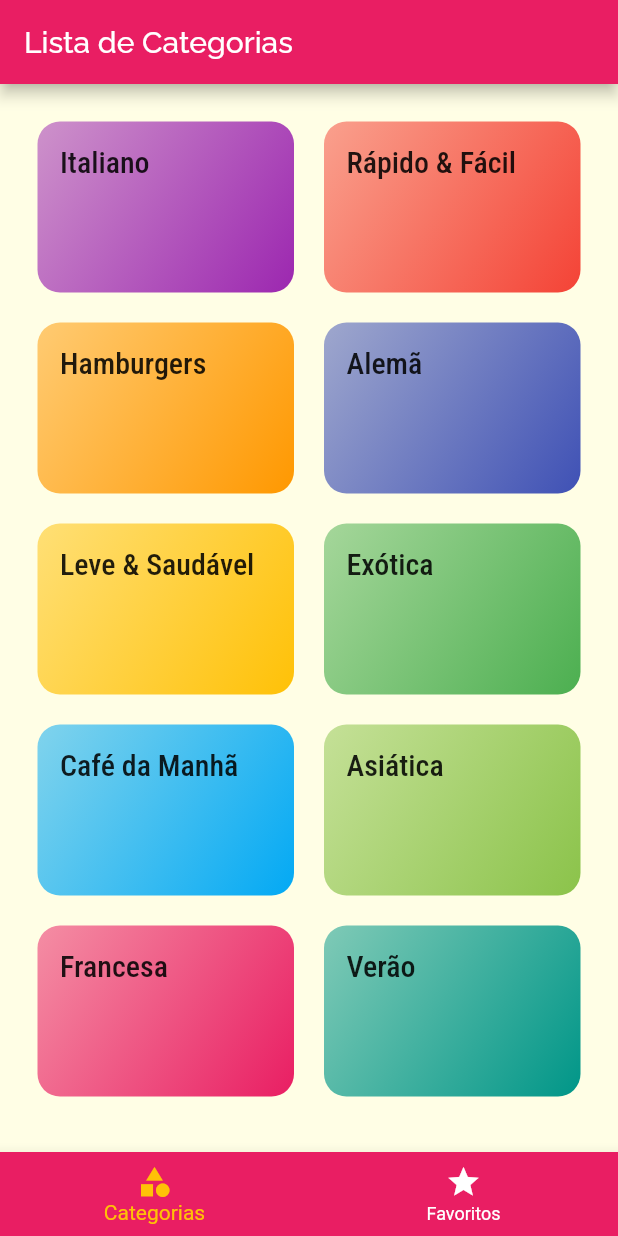
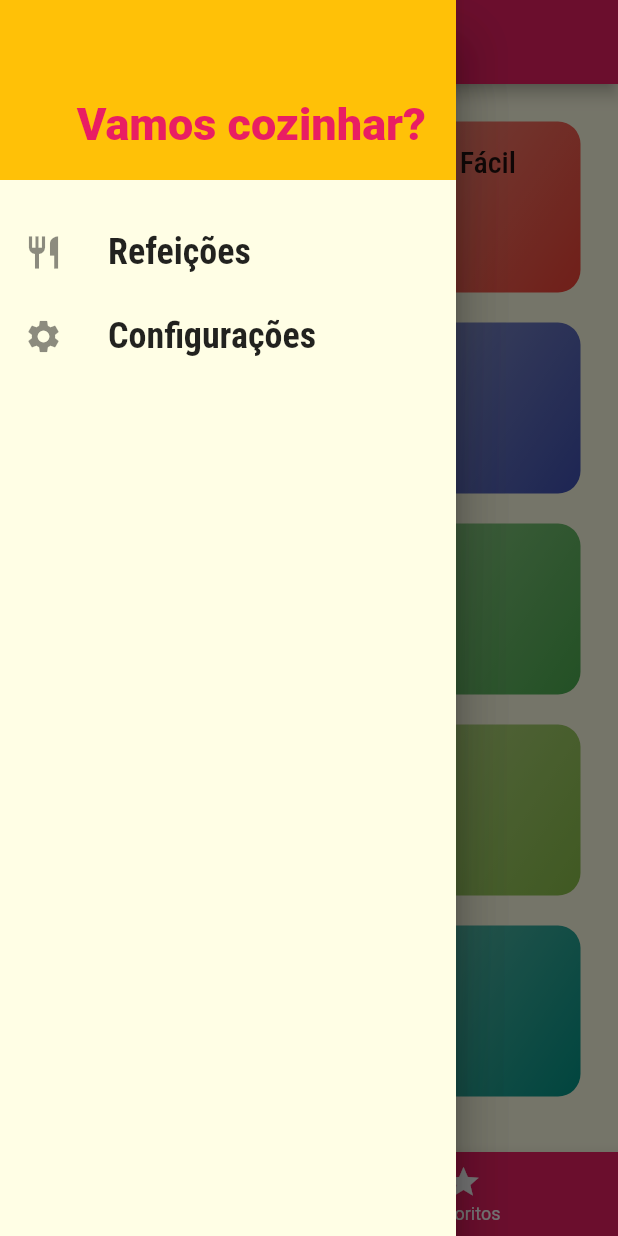
Before and after one commit to hartmannm/curso-flutter, a Flutter app: the screen it shows after launch, with the side drawer open (before the commit the screen has no drawer), on a phone screen of 412 x 824 dp. Run offline on Flutter 3.47's test engine with Material 2 defaults, Android fonts, the phone set to English and light mode, and no system bars.

Commit message:
Criado drawer
- Criado drawer para navegação
- Criada tela básica de configurações

```diff
--- /dev/null
+++ b/meals/lib/components/main_drawer.dart
@@ -0,0 +1,58 @@
+import 'package:flutter/material.dart';
+import 'package:meals/utils/app_routes.dart';
+
+class MainDrawer extends StatelessWidget {
+  @override
+  Widget build(BuildContext context) {
+    return Drawer(
+      child: Column(
+        children: <Widget>[
+          Container(
+            height: 120,
+            width: double.infinity,
+            padding: const EdgeInsets.all(20),
+            color: Theme.of(context).accentColor,
+            alignment: Alignment.bottomRight,
+            child: Text(
+              'Vamos cozinhar?',
+              style: TextStyle(
+                fontWeight: FontWeight.w900,
+                fontSize: 30,
+                color: Theme.of(context).primaryColor,
+              ),
+            ),
+          ),
+          SizedBox(height: 20),
+          _createItem(
+            Icons.restaurant,
+            'Refeições',
+            () => Navigator.of(context).pushReplacementNamed(AppRoutes.HOME),
+          ),
+          _createItem(
+            Icons.settings,
+            'Configurações',
+            () => Navigator.of(context).pushReplacementNamed(AppRoutes.SETTINGS)
+          ),
+        ],
+      ),
+    );
+  }
+
+  Widget _createItem(IconData icon, String label, VoidCallback onTap) {
+    return ListTile(
+      leading: Icon(
+        icon,
+        size: 26,
+      ),
+      title: Text(
+        label,
+        style: TextStyle(
+          fontFamily: 'RobotoCondensed',
+          fontSize: 24,
+          fontWeight: FontWeight.bold,
+        ),
+      ),
+      onTap: onTap,
+    );
+  }
+}
--- a/meals/lib/main.dart
+++ b/meals/lib/main.dart
@@ -1,7 +1,7 @@
 import 'package:flutter/material.dart';
 import 'package:meals/screens/categories_meals_screen.dart';
-import 'package:meals/screens/categories_screen.dart';
 import 'package:meals/screens/meal_detail_screen.dart';
+import 'package:meals/screens/settings_screen.dart';
 import 'package:meals/screens/tabs_screen.dart';
 import 'package:meals/utils/app_routes.dart';
 
@@ -29,10 +29,10 @@ class MyApp extends StatelessWidget {
       routes: {
         AppRoutes.HOME: (_) => TabsScreen(),
         AppRoutes.CATEGORIES_MEALS: (_) => CategoriesMealsScreen(),
-        AppRoutes.MEAL_DETAIL: (_) => MealDetailScreen()
+        AppRoutes.MEAL_DETAIL: (_) => MealDetailScreen(),
+        AppRoutes.SETTINGS: (_) => SettingsScreen()
       },
-      onUnknownRoute: (_) =>
-          MaterialPageRoute(builder: (_) => CategoriesScreen()),
+      onUnknownRoute: (_) => MaterialPageRoute(builder: (_) => TabsScreen()),
     );
   }
 }
--- /dev/null
+++ b/meals/lib/screens/settings_screen.dart
@@ -0,0 +1,17 @@
+import 'package:flutter/material.dart';
+import 'package:meals/components/main_drawer.dart';
+
+class SettingsScreen extends StatelessWidget {
+  @override
+  Widget build(BuildContext context) {
+    return Scaffold(
+      appBar: AppBar(
+        title: Text('Configurações'),
+      ),
+      drawer: Drawer(child: MainDrawer()),
+      body: Center(
+        child: Text('Configurações'),
+      ),
+    );
+  }
+}
--- a/meals/lib/screens/tabs_screen.dart
+++ b/meals/lib/screens/tabs_screen.dart
@@ -1,4 +1,5 @@
 import 'package:flutter/material.dart';
+import 'package:meals/components/main_drawer.dart';
 import 'package:meals/screens/categories_screen.dart';
 import 'package:meals/screens/favorite_screen.dart';
 
@@ -20,6 +21,7 @@ class _TabsScreenState extends State<TabsScreen> {
       appBar: AppBar(
         title: Text(_screens[_selectedScreenIndex]['title'] as String),
       ),
+      drawer: Drawer(child: MainDrawer()),
       body: _screens[_selectedScreenIndex]['screen'] as Widget,
       bottomNavigationBar: BottomNavigationBar(
         backgroundColor: Theme.of(context).primaryColor,
--- a/meals/lib/utils/app_routes.dart
+++ b/meals/lib/utils/app_routes.dart
@@ -2,4 +2,5 @@ class AppRoutes {
   static const HOME = '/';
   static const CATEGORIES_MEALS = '/categories-meals';
   static const MEAL_DETAIL = '/meal-detail';
+  static const SETTINGS = '/settings';
 }
```
